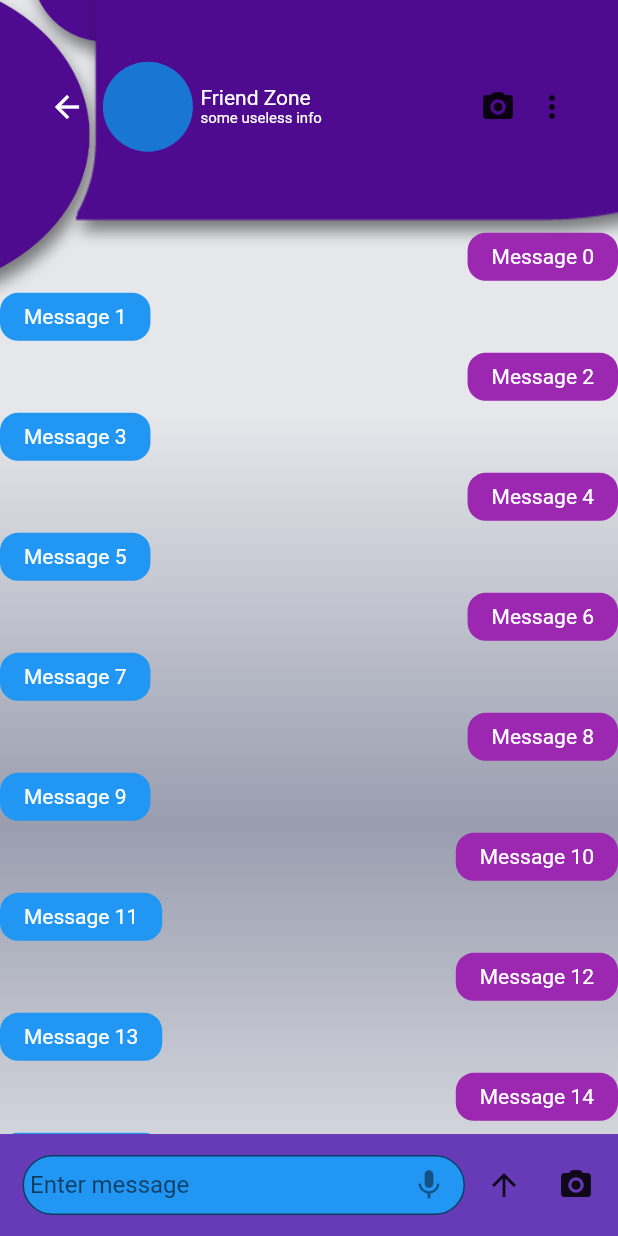
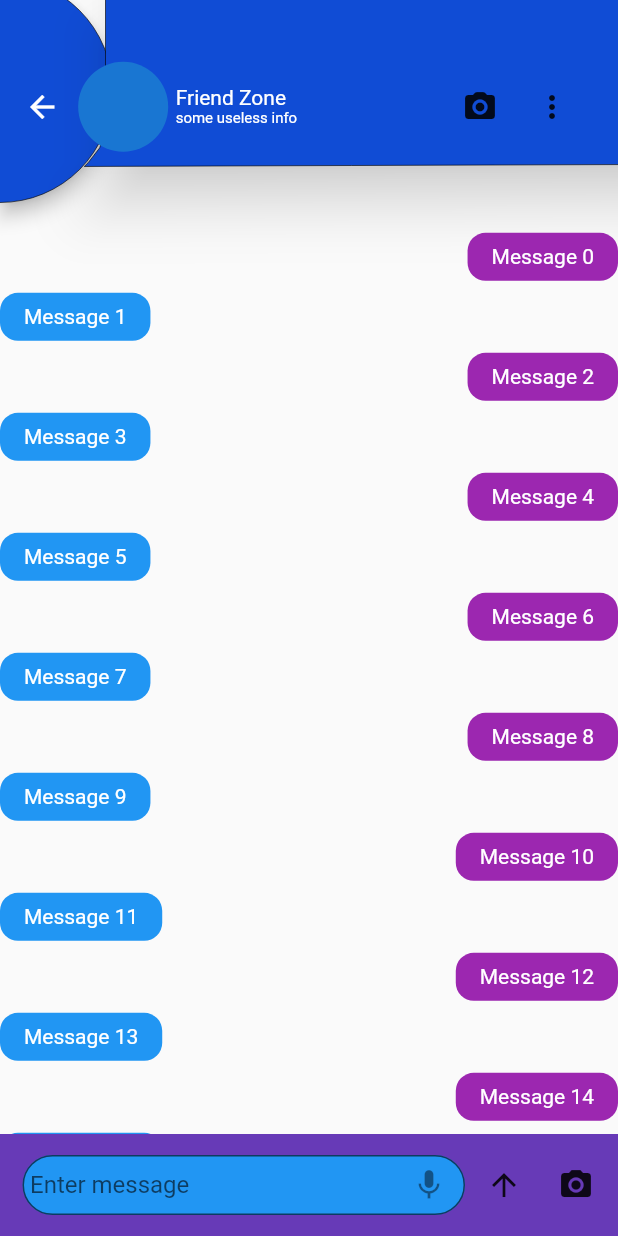
Before and after one commit to Alifatlawi/chamber, a Flutter app: the Homepage screen opened directly, after a tap on "Contact 1", on a phone screen of 412 x 824 dp. Run offline on Flutter 3.47's test engine with Material 2 defaults, Android fonts, the light colour scheme and no system bars; our stand-ins replace camera, country_code_picker.

Commit message:
the new widget

```diff
--- a/lib/screens/chat_page.dart
+++ b/lib/screens/chat_page.dart
@@ -1,7 +1,10 @@
-import 'package:biligoba_chamber/widgets/chatPage_widget.dart';
+// import 'package:biligoba_chamber/widgets/chatPage_widget.dart';
+import 'package:biligoba_chamber/widgets/testpage.dart';
+import 'package:camera/camera.dart';
 import 'package:flutter/material.dart';
 import 'package:biligoba_chamber/models/main_chat.dart';
 
+import '../widgets/camera_screen.dart';
 import '../widgets/chat_bubble.dart';
 
 class ChatPage extends StatelessWidget {
@@ -22,7 +25,7 @@ class ChatPage extends StatelessWidget {
   Widget build(BuildContext context) {
     return Scaffold(
       resizeToAvoidBottomInset: true,
-      body: ChatPageWidget(
+      body: TestPage(
         child: Stack(
           children: [
             Column(
@@ -30,7 +33,7 @@ class ChatPage extends StatelessWidget {
                 Container(
                   padding: EdgeInsets.only(
                     top: MediaQuery.of(context).size.height * 0.05,
-                    left: MediaQuery.of(context).size.height * 0.025,
+                    left: MediaQuery.of(context).size.height * 0.005,
                     right: 20,
                   ),
                   child: Row(
@@ -64,7 +67,20 @@ class ChatPage extends StatelessWidget {
                       const Spacer(),
                       Row(
                         children: [
-                          const Icon(Icons.camera_alt_rounded),
+                          IconButton(
+                              onPressed: () async {
+                                final cameras = await availableCameras();
+                                final camera = cameras.first;
+
+                                // ignore: use_build_context_synchronously
+                                Navigator.push(
+                                  context,
+                                  MaterialPageRoute(
+                                      builder: (context) =>
+                                          CameraScreen(camera: camera)),
+                                );
+                              },
+                              icon: const Icon(Icons.camera_alt_rounded)),
                           PopupMenuButton<String>(
                             onSelected: (value) {},
                             itemBuilder: (BuildContext context) {
--- a/lib/screens/home_page.dart
+++ b/lib/screens/home_page.dart
@@ -1,4 +1,5 @@
-import 'package:biligoba_chamber/widgets/second_background.dart';
+// import 'package:biligoba_chamber/widgets/second_background.dart';
+import 'package:biligoba_chamber/widgets/testpage.dart';
 import 'package:flutter/material.dart';
 
 import '../models/main_chat.dart';
@@ -85,7 +86,7 @@ class Homepage extends StatelessWidget {
   @override
   Widget build(BuildContext context) {
     return Scaffold(
-      body: SecondBackgraoundWidget(
+      body: TestPage(
         child: Column(
           children: [
             Container(
@@ -113,7 +114,7 @@ class Homepage extends StatelessWidget {
                 ],
               ),
             ),
-            const SizedBox(height: 60),
+            const SizedBox(height: 45),
             Expanded(
               child: ListView.builder(
                 padding: const EdgeInsets.only(top: 5.0),
--- a/lib/widgets/background_widget.dart
+++ b/lib/widgets/background_widget.dart
@@ -24,7 +24,9 @@ class BackgroundWidget extends StatelessWidget {
             ),
           ),
         ),
-        Image.asset('assets/images/top.png'),
+        Image.asset(
+          'assets/images/top.png',
+        ),
         Positioned(
           top: MediaQuery.of(context).size.height * 0.1,
           left: 18,
--- a/lib/widgets/testpage.dart
+++ b/lib/widgets/testpage.dart
@@ -3,39 +3,67 @@ import 'dart:math';
 import 'package:flutter/material.dart';
 
 class TestPage extends StatelessWidget {
-  const TestPage({Key? key}): super(key: key);
+  final Widget child;
 
+  const TestPage({
+    Key? key,
+    required this.child,
+  }) : super(key: key);
   @override
   Widget build(BuildContext context) {
-    final deviceWidth = MediaQuery.of(context).size.width;
-    return Scaffold(
+    // final deviceWidth = MediaQuery.of(context).size.width;
+    final orientation = MediaQuery.of(context).orientation;
+    return orientation == Orientation.landscape
+        ? Scaffold(
             body: Stack(
               children: [
                 Positioned(
                   top: 0,
                   left: 0,
                   child: CustomPaint(
-              size: Size(150, 150),
+                    size: const Size(150, 130),
                     painter: RPSCustomPainter(),
                   ),
                 ),
                 Positioned(
-            top: 0,
-            left: -30,
+                  top: -10,
+                  left: -1100,
                   right: 20,
                   child: CustomPaint(
-              size: Size(double.infinity, 500),
+                    size: const Size(100, 570),
                     painter: RPSCustomPainter1(),
                   ),
                 ),
+                child,
+              ],
+            ),
+          )
+        : Scaffold(
+            body: Stack(
+              children: [
+                Positioned(
+                  top: 0,
+                  left: 0,
+                  child: CustomPaint(
+                    size: const Size(150, 150),
+                    painter: RPSCustomPainter(),
+                  ),
+                ),
+                Positioned(
+                  top: -10,
+                  left: -380,
+                  right: 20,
+                  child: CustomPaint(
+                    size: const Size(80, 580),
+                    painter: RPSCustomPainter1(),
+                  ),
+                ),
+                child,
               ],
             ),
           );
   }
 }
-
-
-
 
 // class BiligobaCliper extends CustomClipper<Path> {
 //   @override
@@ -66,39 +94,38 @@ class TestPage extends StatelessWidget {
 //   }
 // }
 
-class RPSCustomPainter extends CustomPainter{
-
+class RPSCustomPainter extends CustomPainter {
   @override
   void paint(Canvas canvas, Size size) {
-
-    Paint paint_fill_0 = Paint()
+    Paint paintFill0 = Paint()
       ..color = const Color.fromARGB(255, 16, 76, 213)
       ..style = PaintingStyle.fill;
     var center = Offset(0, size.height / 2.5);
 
     double radius = min(size.width / 2, size.height / 2);
 
+    var shadowPath = Path();
+    shadowPath.addArc(
+        Rect.fromCircle(center: center, radius: radius), -pi / 2, pi);
+    canvas.drawShadow(shadowPath, Colors.black, 5.0, false);
+
     canvas.drawArc(
-      Rect.fromCircle(center: center, radius: radius),  // This
+        Rect.fromCircle(center: center, radius: radius), // This
         -pi / 2,
         pi,
         false,
-      paint_fill_0
-    );
+        paintFill0);
 
-    Paint paint_stroke_0 = Paint()
-      ..color = const Color.fromARGB(255, 17, 108, 181)
+    Paint paintStroke0 = Paint()
+      ..color = const Color.fromARGB(158, 0, 0, 0)
       ..style = PaintingStyle.stroke
-      ..strokeWidth = size.width*0.02;  // Stroke width should be greater than zero to see it
+      ..strokeWidth = size.width * 0.00
+      ..strokeCap = StrokeCap.butt
+      ..strokeJoin = StrokeJoin.miter;
 
     // Draw stroke
-    canvas.drawArc(
-      Rect.fromCircle(center: center, radius: radius),
-      -pi / 2,
-      pi,
-      false,
-      paint_stroke_0
-    );
+    canvas.drawArc(Rect.fromCircle(center: center, radius: radius), -pi / 2, pi,
+        false, paintStroke0);
   }
 
   @override
@@ -107,60 +134,58 @@ class RPSCustomPainter extends CustomPainter{
   }
 }
 
-class RPSCustomPainter1 extends CustomPainter{
-
+class RPSCustomPainter1 extends CustomPainter {
   @override
   void paint(Canvas canvas, Size size) {
-
-
+    // Double the width
+    size = Size(size.width * 2, size.height);
 
     // Layer 1
 
-  Paint paint_fill_0 = Paint()
-      ..color = const Color.fromARGB(255, 14, 40, 143)
+    Paint paintFill0 = Paint()
+      ..color = const Color.fromARGB(255, 16, 76, 213)
       ..style = PaintingStyle.fill
-      ..strokeWidth = size.width*0.00
+      ..strokeWidth = size.width * 0.00
       ..strokeCap = StrokeCap.butt
       ..strokeJoin = StrokeJoin.miter;
 
+    Path path_0 = Path();
+    path_0.moveTo(size.width * 0.2916667, size.height * 0.0014286);
+    path_0.lineTo(size.width * 0.2916667, size.height * 0.1628571);
+    path_0.lineTo(size.width * 0.2908333, size.height * 0.1714286);
+    path_0.lineTo(size.width * 0.2900000, size.height * 0.1800000);
+    path_0.lineTo(size.width * 0.2891667, size.height * 0.1871429);
+    path_0.lineTo(size.width * 0.2866667, size.height * 0.1957143);
+    path_0.lineTo(size.width * 0.2841667, size.height * 0.2042857);
+    path_0.lineTo(size.width * 0.2825000, size.height * 0.2085714);
+    path_0.lineTo(size.width * 0.6633333, size.height * 0.2050000);
+    path_0.lineTo(size.width * 0.6725000, size.height * 0.1985714);
+    path_0.lineTo(size.width * 0.6783333, size.height * 0.1985714);
+    path_0.lineTo(size.width * 0.6816667, size.height * 0.1985714);
+    path_0.lineTo(size.width * 0.6816667, 0);
 
-    Path path_0 = Path();
-    path_0.moveTo(size.width*0.2916667,size.height*0.0014286);
-    path_0.lineTo(size.width*0.2916667,size.height*0.1628571);
-    path_0.lineTo(size.width*0.2908333,size.height*0.1714286);
-    path_0.lineTo(size.width*0.2900000,size.height*0.1800000);
-    path_0.lineTo(size.width*0.2891667,size.height*0.1871429);
-    path_0.lineTo(size.width*0.2866667,size.height*0.1957143);
-    path_0.lineTo(size.width*0.2841667,size.height*0.2042857);
-    path_0.lineTo(size.width*0.2825000,size.height*0.2085714);
-    path_0.lineTo(size.width*0.6633333,size.height*0.2128571);
-    path_0.lineTo(size.width*0.6725000,size.height*0.2114286);
-    path_0.lineTo(size.width*0.6783333,size.height*0.2057143);
-    path_0.lineTo(size.width*0.6816667,size.height*0.1985714);
-    path_0.lineTo(size.width*0.6816667,0);
+    // Adding Shadow to the Path
+    final shadowColor =
+        Colors.black.withOpacity(0.7); // Customize color & opacity
+    const elevation = 15.0; // Customize elevation
+    canvas.drawShadow(path_0, shadowColor, elevation, true);
 
-    canvas.drawPath(path_0, paint_fill_0);
-
+    canvas.drawPath(path_0, paintFill0);
 
     // Layer 1
 
-  Paint paint_stroke_0 = Paint()
-      ..color = const Color.fromARGB(255, 33, 150, 243)
+    Paint paintStroke0 = Paint()
+      ..color = const Color.fromARGB(158, 0, 0, 0)
       ..style = PaintingStyle.stroke
-      ..strokeWidth = size.width*0.00
+      ..strokeWidth = size.width * 0.00
       ..strokeCap = StrokeCap.butt
       ..strokeJoin = StrokeJoin.miter;
 
-
-
-    canvas.drawPath(path_0, paint_stroke_0);
-
-
+    canvas.drawPath(path_0, paintStroke0);
   }
 
   @override
   bool shouldRepaint(covariant CustomPainter oldDelegate) {
     return true;
   }
-
 }
--- a/pubspec.yaml
+++ b/pubspec.yaml
@@ -35,6 +35,7 @@ dependencies:
   # Use with the CupertinoIcons class for iOS style icons.
   cupertino_icons: ^1.0.2
   country_code_picker: ^3.0.0
+  camera: ^0.10.5+2
 
 dev_dependencies:
   flutter_test:
```
Also changed, not shown: lib/main.dart (+2 -7 lines), lib/screens/forgot_password_page.dart (+4 -4 lines), lib/widgets/camera_screen.dart (added, +52 -0 lines), pubspec.lock, 9 other files. Lines whose indentation alone changed are shown as unchanged.
